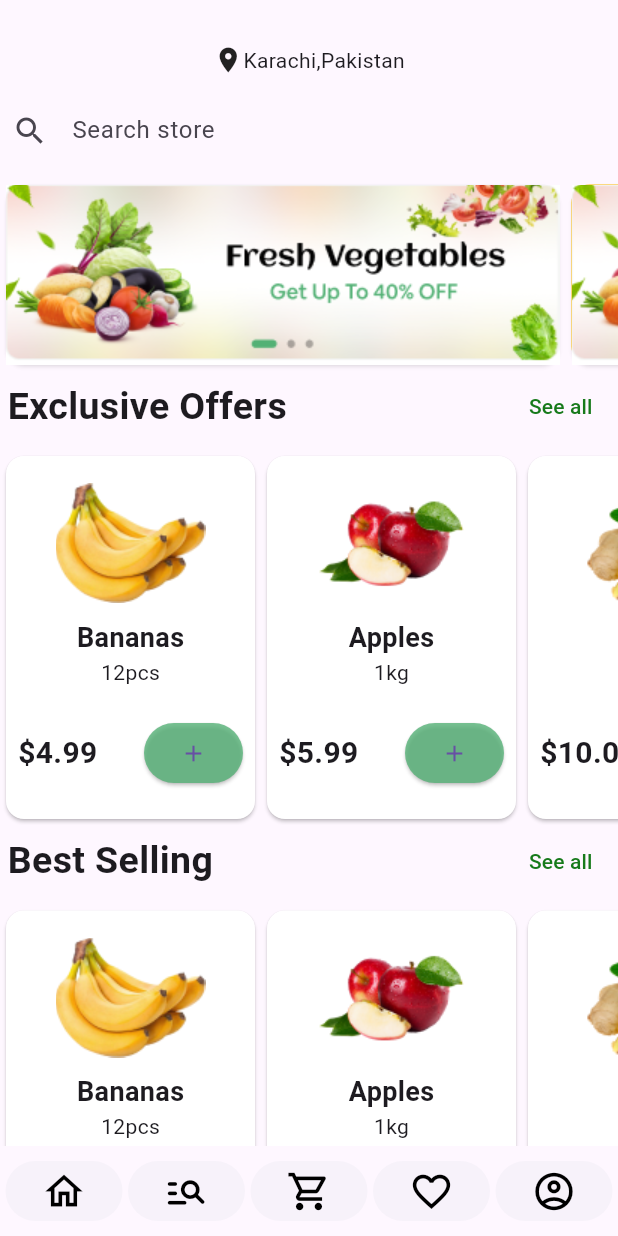
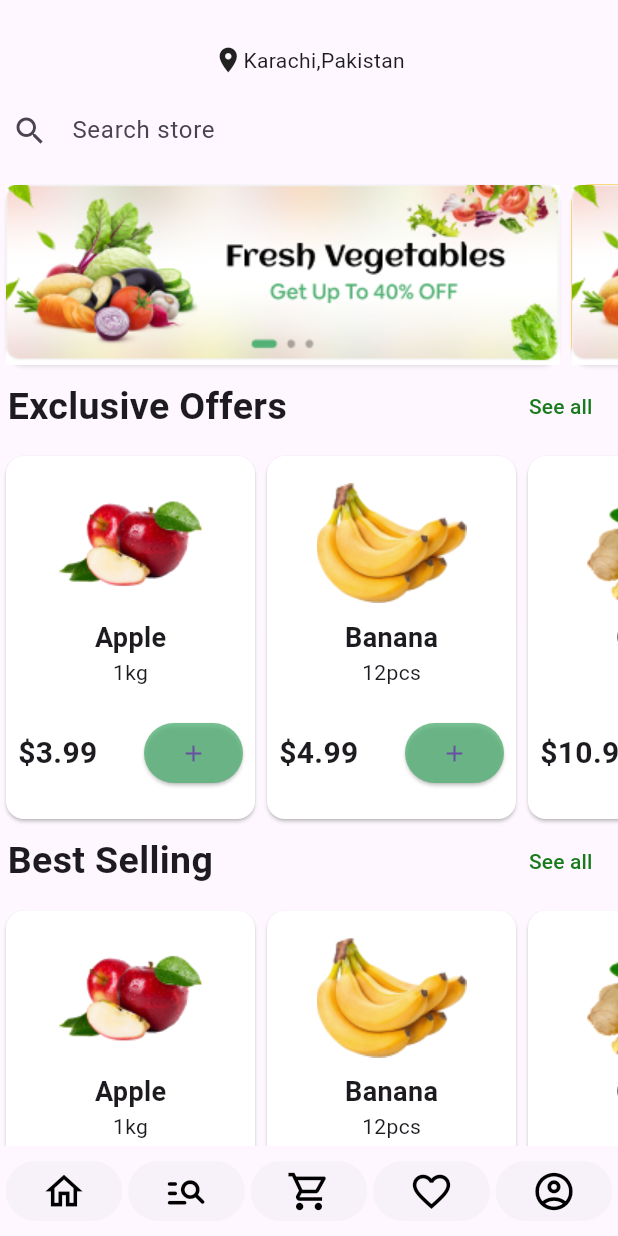
Before and after one commit to hassanshakil22/Basic-ecommerce-App, a Flutter app: the screen it shows after launch, on a phone screen of 412 x 824 dp. Run offline on Flutter 3.47's test engine with Material 3 defaults, Android fonts, the phone set to English and light mode, and no system bars; our stand-ins replace expandable_text; missing offline and left inert: givestarreviews.

Commit message:
done until favourites

```diff
--- a/lib/bottom_navigation_bar.dart
+++ b/lib/bottom_navigation_bar.dart
@@ -1,5 +1,6 @@
 import 'package:ecommerce/screens/cart_view.dart';
 import 'package:ecommerce/screens/find_products_view.dart';
+import 'package:ecommerce/screens/home_view.dart';
 import 'package:flutter/material.dart';
 
 class BottomNavigationbar extends StatefulWidget {
@@ -16,7 +17,10 @@ class _BottomNavigationbarState extends State<BottomNavigationbar> {
       mainAxisAlignment: MainAxisAlignment.spaceEvenly,
       children: [
         ElevatedButton(
-          onPressed: () {},
+          onPressed: () {
+            Navigator.push(
+                context, MaterialPageRoute(builder: (context) => HomeView()));
+          },
           style: ElevatedButton.styleFrom(elevation: 0),
           child: const Icon(
             Icons.home_outlined,
--- a/lib/data.dart
+++ b/lib/data.dart
@@ -5,6 +5,9 @@ List<Map<String, dynamic>> products = [
     "Bara_name": "Natural Red Apples",
     "price": 3.99,
     "quantity": "1kg",
+    "imagesrc": "assets/images/appleImage.png",
+    "description":
+        "Apples are nutritious. Apples may be good for weight loss. apples may be good for your heart. As part of a healtful and varied diet.",
     "is_favourite": false
   },
   {
@@ -13,16 +16,22 @@ List<Map<String, dynamic>> products = [
     "Bara_name": "Organic Bananas",
     "price": 4.99,
     "quantity": "12pcs",
+    "imagesrc": "assets/images/banana.png",
+    "description": "",
     "is_favourite": false
   },
   {
-    "id": 001,
+    "id": 003,
     "name": "Garlic",
     "Bara_name": "Hand Picked Garlic",
-    "price": 3.99,
+    "price": 10.99,
     "quantity": "1kg",
+    "imagesrc": "assets/images/garlic.png",
+    "description": "",
     "is_favourite": false
   },
 ];
 
 List<Map<String, dynamic>> favourites = [];
+
+List<Map<String, dynamic>> cart = [];
--- a/lib/home_card.dart
+++ b/lib/home_card.dart
@@ -2,13 +2,14 @@ import 'package:ecommerce/screens/card_view.dart';
 import 'package:flutter/material.dart';
 
 class HomeCards extends StatefulWidget {
+  final int id;
   final String title;
   final String quantity;
   final num price;
   final String sourceImage;
 // ------------------
 // cardview parameters (extra ones)
-  final String cardImagePath;
+
   final String cardTitle;
   final String productDetail;
 
@@ -18,9 +19,9 @@ class HomeCards extends StatefulWidget {
       required this.price,
       required this.sourceImage,
       required this.quantity,
-      required this.cardImagePath,
       required this.cardTitle,
-      required this.productDetail});
+      required this.productDetail,
+      required this.id});
   @override
   State<HomeCards> createState() => _HomeCardsState();
 }
@@ -34,7 +35,8 @@ class _HomeCardsState extends State<HomeCards> {
             context,
             MaterialPageRoute(
                 builder: (context) => CardView(
-                      imagePath: widget.cardImagePath,
+                      id: widget.id,
+                      imagePath: widget.sourceImage,
                       price: widget.price,
                       productDetail: widget.productDetail,
                       quantity: widget.quantity,
--- a/lib/screens/card_view.dart
+++ b/lib/screens/card_view.dart
@@ -2,21 +2,29 @@ import 'package:expandable_text/expandable_text.dart';
 import 'package:flutter/material.dart';
 import 'package:givestarreviews/givestarreviews.dart';
 import 'package:ecommerce/data.dart';
+import 'package:ecommerce/data.dart';
 
 class CardView extends StatefulWidget {
+  final int id;
   final String imagePath;
   final String title;
   final String quantity;
   final num price;
   final String productDetail;
 
-  const CardView(
-      {super.key,
-      required this.imagePath,
-      required this.title,
-      required this.quantity,
-      required this.price,
-      required this.productDetail});
+//  final List<Map<String, dynamic>> products; // Pass products list
+//   final List<Map<String, dynamic>> favourites; // Pass favourites listfinal List<map> prod
+
+  const CardView({
+    super.key,
+    required this.imagePath,
+    required this.title,
+    required this.quantity,
+    required this.price,
+    required this.productDetail,
+    required this.id,
+    //  required this.products, required this.favourites
+  });
 
   @override
   State<CardView> createState() => _CardViewState();
@@ -67,7 +75,9 @@ class _CardViewState extends State<CardView> {
               IconButton(
                   onPressed: () {
                     isFavourite = !isFavourite;
-                    // products
+                    // if () {
+
+                    // }
                     setState(() {});
                   },
                   icon: isFavourite
--- a/lib/screens/cart_view.dart
+++ b/lib/screens/cart_view.dart
@@ -1,3 +1,5 @@
+import 'package:ecommerce/bottom_navigation_bar.dart';
+
 import 'package:ecommerce/cart_card.dart';
 import 'package:flutter/material.dart';
 
@@ -16,7 +18,10 @@ class _CartState extends State<Cart> {
         title: const Text("My Cart"),
         centerTitle: true,
       ),
-        body: ListView.builder(
+      body: Column(
+        children: [
+          Expanded(
+            child: ListView.builder(
               itemCount: 5,
               itemBuilder: (context, index) {
                 return CartCard(
@@ -25,6 +30,11 @@ class _CartState extends State<Cart> {
                     imgPath: "assets/images/banana.png",
                     price: 4.99);
               },
-        ));
+            ),
+          ),
+          BottomNavigationbar(),
+        ],
+      ),
+    );
   }
 }
--- a/lib/screens/find_products_view.dart
+++ b/lib/screens/find_products_view.dart
@@ -1,3 +1,4 @@
+import 'package:ecommerce/bottom_navigation_bar.dart';
 import 'package:ecommerce/find_products_card.dart';
 import 'package:flutter/material.dart';
 
@@ -100,7 +101,8 @@ class FindProductsView extends StatelessWidget {
                 ],
               ),
             ), //scrollable column
-          ))
+          )),
+          BottomNavigationbar()
         ],
       ), //main body column
     );
--- a/lib/screens/home_view.dart
+++ b/lib/screens/home_view.dart
@@ -1,6 +1,5 @@
 import 'package:ecommerce/bottom_navigation_bar.dart';
 import 'package:ecommerce/data.dart';
-
 import 'package:ecommerce/home_card.dart';
 import 'package:ecommerce/home_smallcard.dart';
 import 'package:flutter/material.dart';
@@ -103,37 +102,17 @@ class _HomeViewState extends State<HomeView> {
                       const SizedBox(height: 5),
                       SizedBox(
                         height: 250,
-                        child: ListView(
+                        child: ListView.builder(
                           scrollDirection: Axis.horizontal,
-                          children: [
-                            HomeCards(
-                              price: 4.99,
-                              title: "Bananas",
-                              sourceImage: "assets/images/banana.png",
-                              quantity: "12pcs",
-                              cardImagePath: "assets/images/banana.png",
-                              cardTitle: "Organic Bananas",
-                              productDetail: "",
-                            ),
-                            HomeCards(
-                              price: 5.99,
-                              title: "Apples",
-                              sourceImage: "assets/images/appleImage.png",
-                              quantity: "1kg",
-                              cardImagePath: "assets/images/appleImage.png",
-                              cardTitle: "Natural Red Apples",
-                              productDetail: "",
-                            ),
-                            HomeCards(
-                              title: "garlic",
-                              price: 10.05,
-                              sourceImage: "assets/images/garlic.png",
-                              quantity: "1Kg",
-                              cardImagePath: "assets/images/garlic.png",
-                              cardTitle: "Garlic",
-                              productDetail: "",
-                            )
-                          ],
+                          itemCount: products.length,
+                          itemBuilder: (context, index) => HomeCards(
+                              id: products[index]["id"],
+                              title: products[index]["name"],
+                              price: products[index]["price"],
+                              sourceImage: products[index]["imagesrc"],
+                              quantity: products[index]["quantity"],
+                              cardTitle: products[index]["Bara_name"],
+                              productDetail: products[index]["description"]),
                         ),
                       )
                     ],
@@ -165,38 +144,17 @@ class _HomeViewState extends State<HomeView> {
                       const SizedBox(height: 5),
                       SizedBox(
                         height: 250,
-                        child: ListView(
+                        child: ListView.builder(
+                          itemCount: products.length,
                           scrollDirection: Axis.horizontal,
-                          children: [
-                            const HomeCards(
-                              price: 4.99,
-                              title: "Bananas",
-                              sourceImage: "assets/images/banana.png",
-                              quantity: "12pcs",
-                              cardImagePath: "",
-                              cardTitle: "Organic  Bananas",
-                              productDetail: "assets/images/banana.png",
-                            ),
-                            const HomeCards(
-                              price: 5.99,
-                              title: "Apples",
-                              sourceImage: "assets/images/appleImage.png",
-                              quantity: "1kg",
-                              cardImagePath: "assets/images/appleImage.png",
-                              cardTitle: "Natural Red Apple",
-                              productDetail:
-                                  "Apples are nutritious. Apples may be good for weight loss. apples may be good for your heart. As part of a healtful and varied diet.",
-                            ),
-                            HomeCards(
-                              title: "garlic",
-                              price: 10.05,
-                              sourceImage: "assets/images/garlic.png",
-                              quantity: "1Kg",
-                              cardImagePath: "assets/images/garlic.png",
-                              cardTitle: "Garlic",
-                              productDetail: "",
-                            )
-                          ],
+                          itemBuilder: (context, index) => HomeCards(
+                              id: products[index]["id"],
+                              title: products[index]["name"],
+                              price: products[index]["price"],
+                              sourceImage: products[index]["imagesrc"],
+                              quantity: products[index]["quantity"],
+                              cardTitle: products[index]["Bara_name"],
+                              productDetail: products[index]["description"]),
                         ),
                       )
                     ],
```
Lines whose indentation alone changed are shown as unchanged.
